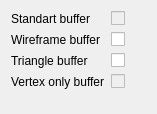
This is src/widgets/UI/MeshConfigView.ui in DisonGo/s21_3DViewer as Qt 5 draws it before an edit. The edited form follows.
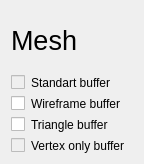
This is the edited form.

```diff
--- a/src/widgets/UI/MeshConfigView.ui
+++ b/src/widgets/UI/MeshConfigView.ui
@@ -6,63 +6,85 @@
    <rect>
     <x>0</x>
     <y>0</y>
-    <width>157</width>
-    <height>114</height>
+    <width>144</width>
+    <height>164</height>
    </rect>
   </property>
+  <property name="maximumSize">
+   <size>
+    <width>16777215</width>
+    <height>164</height>
+   </size>
+  </property>
   <property name="windowTitle">
    <string>Form</string>
   </property>
   <layout class="QGridLayout" name="gridLayout">
    <item row="0" column="0">
+    <layout class="QVBoxLayout" name="verticalLayout">
+     <item>
+      <widget class="QLabel" name="title">
+       <property name="font">
+        <font>
+         <pointsize>20</pointsize>
+        </font>
+       </property>
+       <property name="text">
+        <string>Mesh</string>
+       </property>
+      </widget>
+     </item>
+     <item>
     <layout class="QFormLayout" name="formLayout">
-     <item row="0" column="0">
+       <item row="2" column="1">
       <widget class="QLabel" name="standartBufferLabel">
        <property name="text">
         <string>Standart buffer</string>
        </property>
       </widget>
      </item>
-     <item row="0" column="1">
+       <item row="2" column="0">
       <widget class="QCheckBox" name="standartBufferCheckBox">
        <property name="enabled">
         <bool>false</bool>
        </property>
       </widget>
      </item>
-     <item row="1" column="0">
+       <item row="3" column="1">
       <widget class="QLabel" name="wireframeBufferLabel">
        <property name="text">
         <string>Wireframe buffer</string>
        </property>
       </widget>
      </item>
-     <item row="1" column="1">
+       <item row="3" column="0">
       <widget class="QCheckBox" name="wireframeBufferCheckBox"/>
      </item>
-     <item row="2" column="0">
-      <widget class="QLabel" name="triangleBufferLabel">
-       <property name="text">
-        <string>Triangle buffer</string>
-       </property>
-      </widget>
-     </item>
-     <item row="2" column="1">
+       <item row="4" column="0">
       <widget class="QCheckBox" name="triangleBufferCheckBox"/>
      </item>
-     <item row="3" column="0">
+       <item row="5" column="0">
+        <widget class="QCheckBox" name="vertexOnlyBufferCheckBox">
+         <property name="enabled">
+          <bool>false</bool>
+         </property>
+        </widget>
+       </item>
+       <item row="5" column="1">
       <widget class="QLabel" name="vertexOnlyBufferLabel">
        <property name="text">
         <string>Vertex only buffer</string>
        </property>
       </widget>
      </item>
-     <item row="3" column="1">
-      <widget class="QCheckBox" name="vertexOnlyBufferCheckBox">
-       <property name="enabled">
-        <bool>false</bool>
-       </property>
-      </widget>
+       <item row="4" column="1">
+        <widget class="QLabel" name="triangleBufferLabel">
+         <property name="text">
+          <string>Triangle buffer</string>
+         </property>
+        </widget>
+       </item>
+      </layout>
      </item>
     </layout>
    </item>
```
Lines whose indentation alone changed are shown as unchanged.
